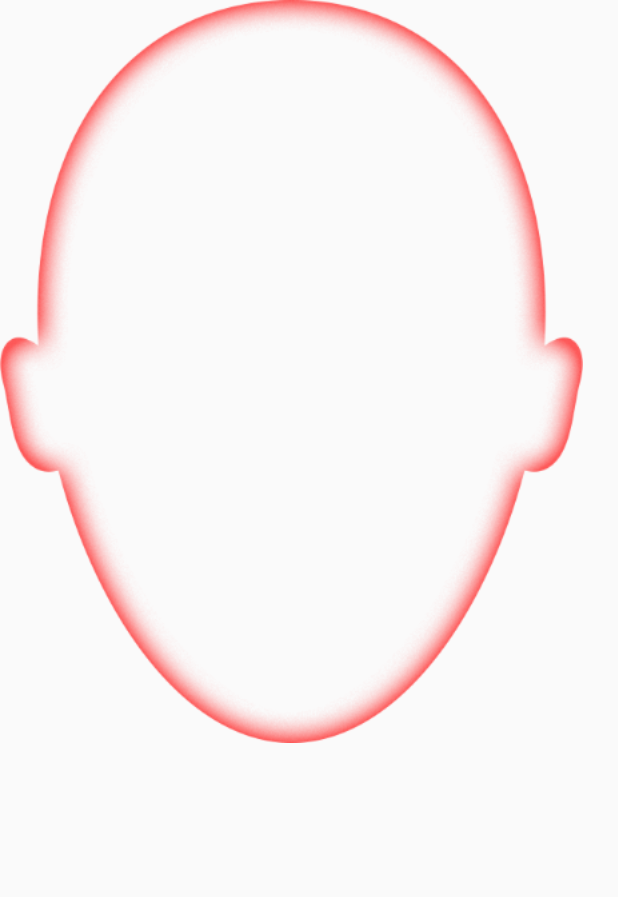
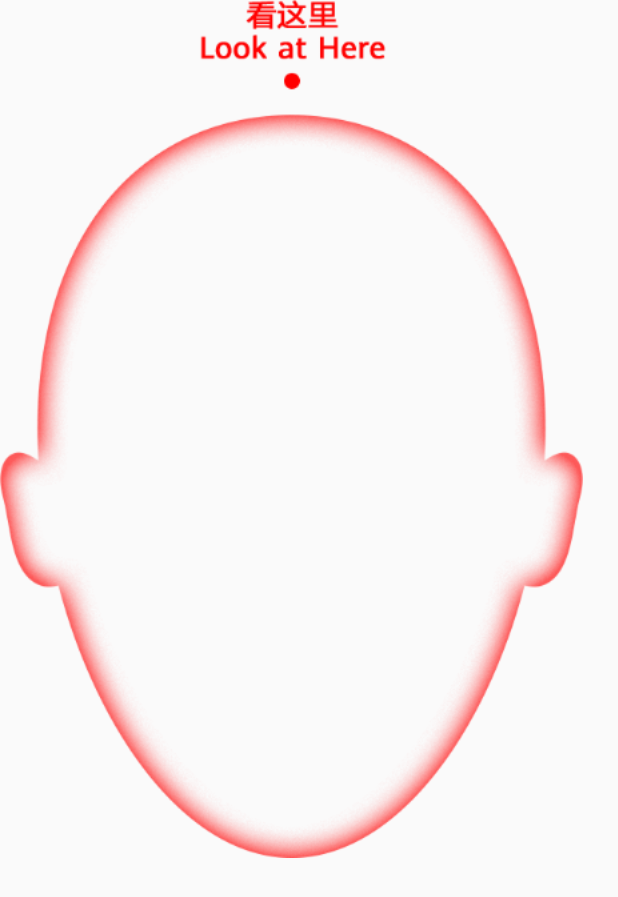
Before and after one commit to floadyun/MonitorPicture, an Android app: the layout view_float_capture.xml on its own in the app's theme, with its tools: preview values and no code run, on a phone screen of 412 x 824 dp. Shown: the top 897 px of the screen. Run offline under Robolectric (Android 15) with nearby library versions, the phone set to English and light mode, and no system bars.

Commit message:
相框高度调整

```diff
--- a/app/src/main/java/com/iwinad/uploadpicture/service/MonitorService.java
+++ b/app/src/main/java/com/iwinad/uploadpicture/service/MonitorService.java
@@ -94,7 +94,7 @@ public class MonitorService extends Service {
 	private void initFloatView(){
 		if(floatView!=null)return;
 		guideView = MoniorActivity.moniorActivity.getLayoutInflater().inflate(R.layout.view_float_capture,null);
-		floatView = new FloatView(MoniorActivity.moniorActivity, 248,438, guideView);
+		floatView = new FloatView(MoniorActivity.moniorActivity, 248,265, guideView);
 		guideView.setFocusable(false);
 		guideView.setClickable(false);
 		floatView.setIsAllowTouch(false);
--- a/app/src/main/res/layout/view_float_capture.xml
+++ b/app/src/main/res/layout/view_float_capture.xml
@@ -4,6 +4,6 @@
     android:layout_height="wrap_content">
     <View
         android:layout_width="583px"
-        android:layout_height="743px"
+        android:layout_height="858px"
         android:background="@drawable/float_capture"/>
 </RelativeLayout>
```
Also changed, not shown: app/src/main/res/drawable-xhdpi/float_capture.png.
